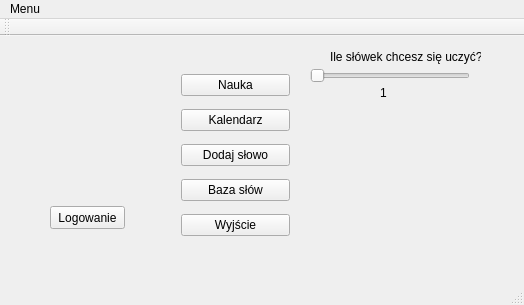
Old version of the form SuperMemo/mainwindow.ui in the repository dampo21/ZPR-Projekt-SuperMemo.
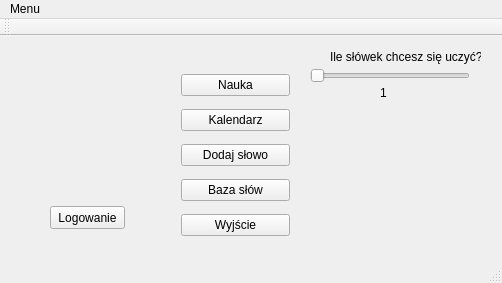
New version of the form.

What changed in the file:
```diff
--- a/SuperMemo/mainwindow.ui
+++ b/SuperMemo/mainwindow.ui
@@ -6,12 +6,27 @@
    <rect>
     <x>0</x>
     <y>0</y>
-    <width>524</width>
-    <height>305</height>
+    <width>502</width>
+    <height>283</height>
    </rect>
   </property>
+  <property name="minimumSize">
+   <size>
+    <width>502</width>
+    <height>283</height>
+   </size>
+  </property>
+  <property name="maximumSize">
+   <size>
+    <width>502</width>
+    <height>283</height>
+   </size>
+  </property>
   <property name="windowTitle">
-   <string>Program do nauki</string>
+   <string notr="true">Program do nauki</string>
+  </property>
+  <property name="autoFillBackground">
+   <bool>false</bool>
   </property>
   <widget class="QWidget" name="centralWidget">
    <widget class="QPushButton" name="pushButton">
@@ -131,7 +146,7 @@
     <rect>
      <x>0</x>
      <y>0</y>
-     <width>524</width>
+     <width>502</width>
      <height>21</height>
     </rect>
    </property>
```
